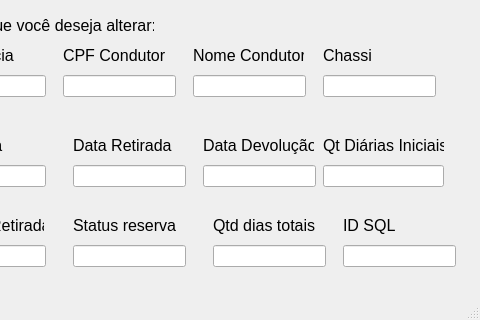
Before: the Qt Designer form aba_atualizar.ui in DayMartin/centrallocs, drawn with Qt 5; both pictures show x 367 to 847 and y 365 to 685 of the 847 by 685 pixel window.
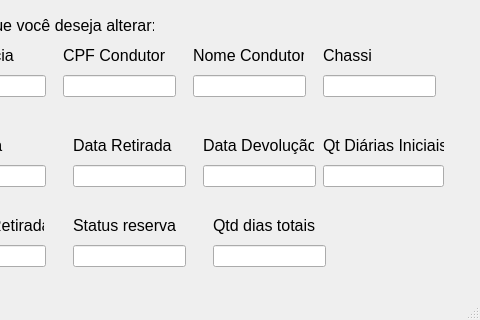
After: the same form once the commit is applied.

The edit to the form file:
```diff
--- a/aba_atualizar.ui
+++ b/aba_atualizar.ui
@@ -752,37 +752,6 @@
      <string>Tipo de Retirada</string>
     </property>
    </widget>
-   <widget class="QLabel" name="label_22">
-    <property name="geometry">
-     <rect>
-      <x>710</x>
-      <y>580</y>
-      <width>111</width>
-      <height>21</height>
-     </rect>
-    </property>
-    <property name="font">
-     <font>
-      <pointsize>12</pointsize>
-     </font>
-    </property>
-    <property name="text">
-     <string>ID SQL</string>
-    </property>
-   </widget>
-   <widget class="QLineEdit" name="lineEdit_21">
-    <property name="geometry">
-     <rect>
-      <x>710</x>
-      <y>610</y>
-      <width>113</width>
-      <height>22</height>
-     </rect>
-    </property>
-    <property name="text">
-     <string/>
-    </property>
-   </widget>
   </widget>
   <widget class="QMenuBar" name="menubar">
    <property name="geometry">
```
